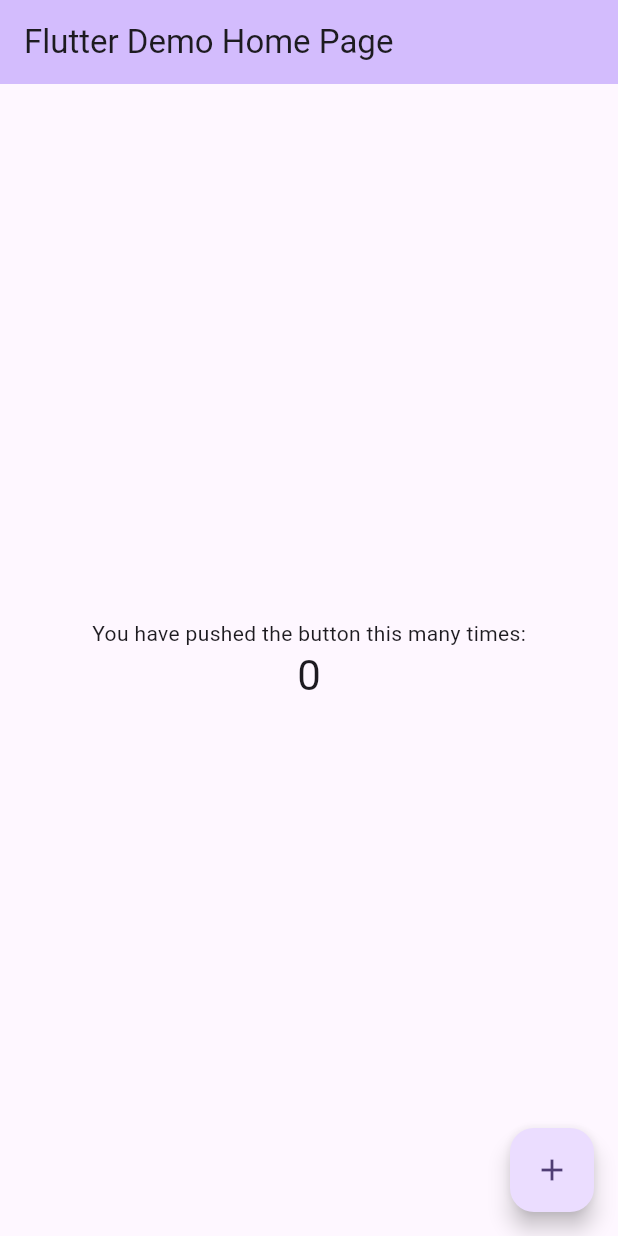
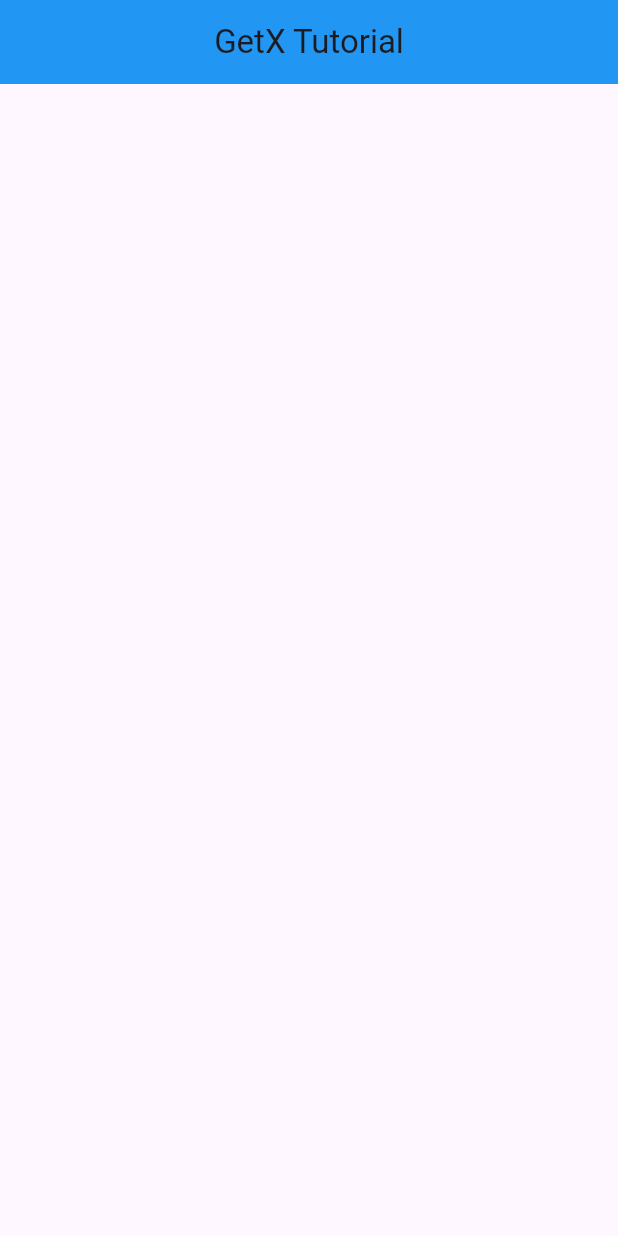
Before and after one commit to Qamar80/flutter_getx_utils, a Flutter app: the screen it shows after launch, on a phone screen of 412 x 824 dp. Run offline on Flutter 3.47's test engine with Material 3 defaults, Android fonts, the phone set to English and light mode, and no system bars.

Commit message:
i create a home screen

```diff
--- /dev/null
+++ b/lib/home_screen.dart
@@ -0,0 +1,29 @@
+import 'package:flutter/material.dart';
+
+
+
+
+class HomeScreen extends StatefulWidget {
+  const HomeScreen({super.key});
+
+  @override
+  State<HomeScreen> createState() => _HomeScreenState();
+}
+
+class _HomeScreenState extends State<HomeScreen> {
+  @override
+  Widget build(BuildContext context) {
+    return Scaffold(
+      appBar: AppBar(
+        title: const Text('GetX Tutorial'),
+        centerTitle: true,
+        backgroundColor: Colors.blue,
+      ),
+      body: Column(
+        children: [
+
+        ],
+      ),
+    );
+  }
+}
--- a/lib/main.dart
+++ b/lib/main.dart
@@ -1,4 +1,5 @@
 import 'package:flutter/material.dart';
+import 'package:flutter_getx/home_screen.dart';
 
 void main() {
   runApp(const MyApp());
@@ -13,113 +14,11 @@ class MyApp extends StatelessWidget {
     return MaterialApp(
       title: 'Flutter Demo',
       theme: ThemeData(
-        // This is the theme of your application.
-        //
-        // TRY THIS: Try running your application with "flutter run". You'll see
-        // the application has a purple toolbar. Then, without quitting the app,
-        // try changing the seedColor in the colorScheme below to Colors.green
-        // and then invoke "hot reload" (save your changes or press the "hot
-        // reload" button in a Flutter-supported IDE, or press "r" if you used
-        // the command line to start the app).
-        //
-        // Notice that the counter didn't reset back to zero; the application
-        // state is not lost during the reload. To reset the state, use hot
-        // restart instead.
-        //
-        // This works for code too, not just values: Most code changes can be
-        // tested with just a hot reload.
+
         colorScheme: ColorScheme.fromSeed(seedColor: Colors.deepPurple),
         useMaterial3: true,
       ),
-      home: const MyHomePage(title: 'Flutter Demo Home Page'),
+      home: const HomeScreen(),
     );
   }
 }
-
-class MyHomePage extends StatefulWidget {
-  const MyHomePage({super.key, required this.title});
-
-  // This widget is the home page of your application. It is stateful, meaning
-  // that it has a State object (defined below) that contains fields that affect
-  // how it looks.
-
-  // This class is the configuration for the state. It holds the values (in this
-  // case the title) provided by the parent (in this case the App widget) and
-  // used by the build method of the State. Fields in a Widget subclass are
-  // always marked "final".
-
-  final String title;
-
-  @override
-  State<MyHomePage> createState() => _MyHomePageState();
-}
-
-class _MyHomePageState extends State<MyHomePage> {
-  int _counter = 0;
-
-  void _incrementCounter() {
-    setState(() {
-      // This call to setState tells the Flutter framework that something has
-      // changed in this State, which causes it to rerun the build method below
-      // so that the display can reflect the updated values. If we changed
-      // _counter without calling setState(), then the build method would not be
-      // called again, and so nothing would appear to happen.
-      _counter++;
-    });
-  }
-
-  @override
-  Widget build(BuildContext context) {
-    // This method is rerun every time setState is called, for instance as done
-    // by the _incrementCounter method above.
-    //
-    // The Flutter framework has been optimized to make rerunning build methods
-    // fast, so that you can just rebuild anything that needs updating rather
-    // than having to individually change instances of widgets.
-    return Scaffold(
-      appBar: AppBar(
-        // TRY THIS: Try changing the color here to a specific color (to
-        // Colors.amber, perhaps?) and trigger a hot reload to see the AppBar
-        // change color while the other colors stay the same.
-        backgroundColor: Theme.of(context).colorScheme.inversePrimary,
-        // Here we take the value from the MyHomePage object that was created by
-        // the App.build method, and use it to set our appbar title.
-        title: Text(widget.title),
-      ),
-      body: Center(
-        // Center is a layout widget. It takes a single child and positions it
-        // in the middle of the parent.
-        child: Column(
-          // Column is also a layout widget. It takes a list of children and
-          // arranges them vertically. By default, it sizes itself to fit its
-          // children horizontally, and tries to be as tall as its parent.
-          //
-          // Column has various properties to control how it sizes itself and
-          // how it positions its children. Here we use mainAxisAlignment to
-          // center the children vertically; the main axis here is the vertical
-          // axis because Columns are vertical (the cross axis would be
-          // horizontal).
-          //
-          // TRY THIS: Invoke "debug painting" (choose the "Toggle Debug Paint"
-          // action in the IDE, or press "p" in the console), to see the
-          // wireframe for each widget.
-          mainAxisAlignment: MainAxisAlignment.center,
-          children: <Widget>[
-            const Text(
-              'You have pushed the button this many times:',
-            ),
-            Text(
-              '$_counter',
-              style: Theme.of(context).textTheme.headlineMedium,
-            ),
-          ],
-        ),
-      ),
-      floatingActionButton: FloatingActionButton(
-        onPressed: _incrementCounter,
-        tooltip: 'Increment',
-        child: const Icon(Icons.add),
-      ), // This trailing comma makes auto-formatting nicer for build methods.
-    );
-  }
-}
```
